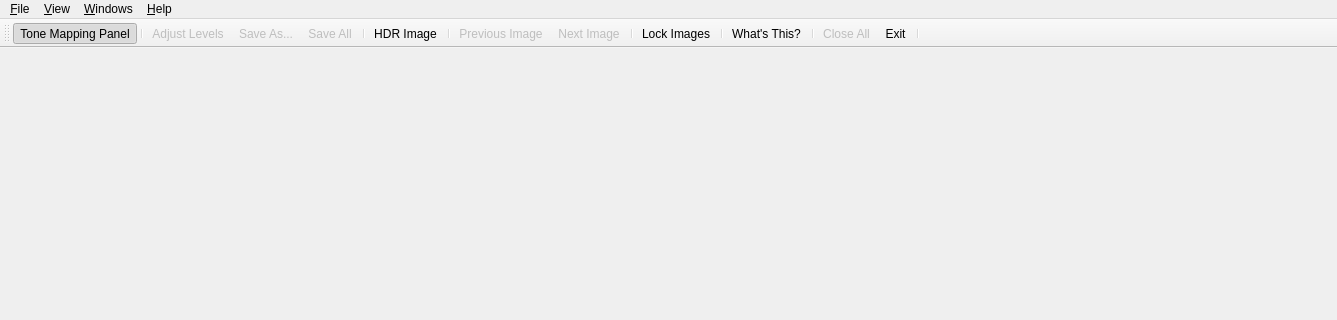
First picture: the form in forms/tonemappingdialog.ui, repository LuminanceHDR/LuminanceHDR, before the edit; both pictures show x 0 to 1337 and y 0 to 320 of the 1337 by 822 pixel window.
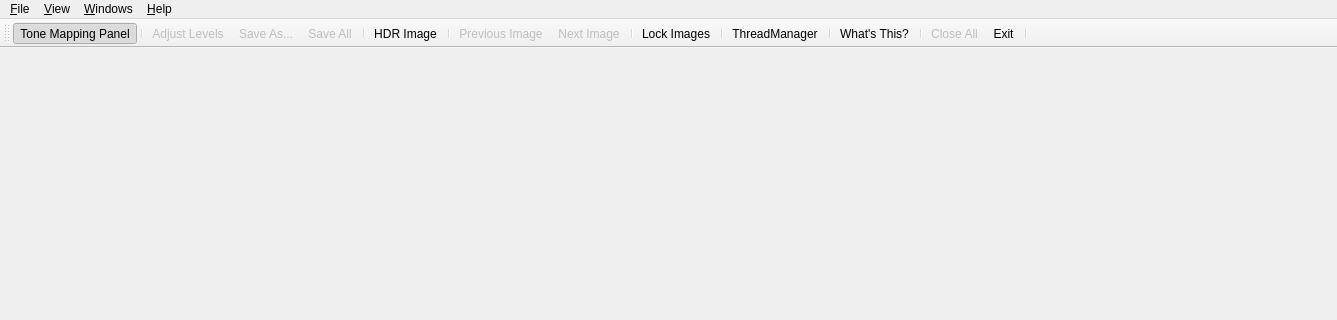
Second picture: the form after the edit. Icons and pictures are not drawn.

Commit message: Added progress report and termination to all TM operators, it is now possible to abort computation safely. Splitted tonemapperThread in individual threads for each operator (drago03Thread etc.) Added ThreadManager class to show individual progress bar for each running thread and abort them if wanted (not yet completed tough, but it works) Fixed small bugs in TonemappingDialog (levels, tmpanel)

What changed in the file:
```diff
--- a/forms/tonemappingdialog.ui
+++ b/forms/tonemappingdialog.ui
@@ -138,6 +138,8 @@
    <addaction name="separator" />
    <addaction name="actionLockImages" />
    <addaction name="separator" />
+   <addaction name="actionThreadManager" />
+   <addaction name="separator" />
    <addaction name="actionWhat_s_This" />
    <addaction name="separator" />
    <addaction name="actionClose_All" />
@@ -598,6 +600,18 @@
     <string>About Qt</string>
    </property>
   </action>
+  <action name="actionThreadManager" >
+   <property name="checkable" >
+    <bool>true</bool>
+   </property>
+   <property name="icon" >
+    <iconset resource="../icons.qrc" >
+     <normaloff>:/new/prefix1/images/system-run.png</normaloff>:/new/prefix1/images/system-run.png</iconset>
+   </property>
+   <property name="text" >
+    <string>ThreadManager</string>
+   </property>
+  </action>
  </widget>
  <resources>
   <include location="../icons.qrc" />
```
The commit also changes 71 other files.
